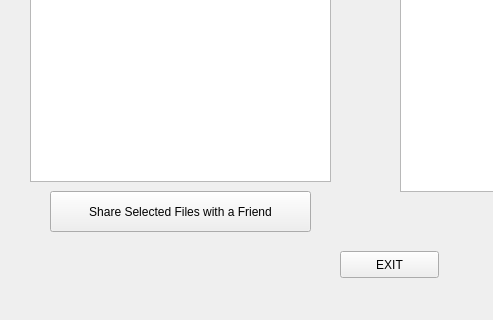
Qt form sharefileclient/mainwindow.ui (taragu/sharefile) before a commit; both pictures show x 0 to 493 and y 236 to 556 of the 714 by 556 pixel window.
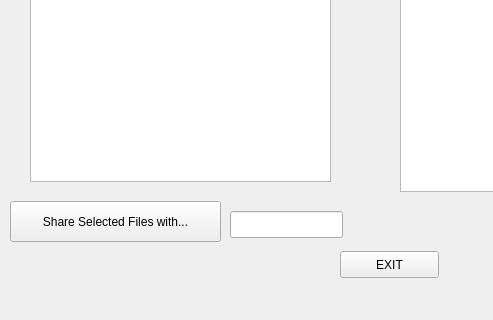
The same form after that commit.

Commit message: implemented share file with a friend onclick

```diff
--- a/sharefileclient/mainwindow.ui
+++ b/sharefileclient/mainwindow.ui
@@ -105,14 +105,14 @@
    <widget class="QPushButton" name="sharefile_button">
     <property name="geometry">
      <rect>
-      <x>50</x>
-      <y>410</y>
-      <width>261</width>
+      <x>10</x>
+      <y>420</y>
+      <width>211</width>
       <height>41</height>
      </rect>
     </property>
     <property name="text">
-     <string>Share Selected Files with a Friend</string>
+     <string>Share Selected Files with...</string>
     </property>
    </widget>
    <widget class="QLineEdit" name="browse_path_lineedit">
@@ -174,6 +174,16 @@
      <string>EXIT</string>
     </property>
    </widget>
+   <widget class="QLineEdit" name="friend_lineedit">
+    <property name="geometry">
+     <rect>
+      <x>230</x>
+      <y>430</y>
+      <width>113</width>
+      <height>27</height>
+     </rect>
+    </property>
+   </widget>
   </widget>
   <widget class="QToolBar" name="mainToolBar">
    <attribute name="toolBarArea">
```
The commit also changes 1 other file.
